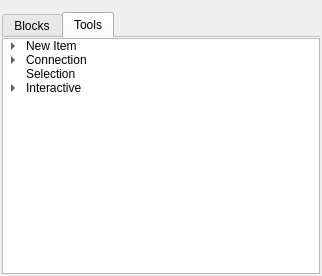
Old version of the form src/gui/selector.ui in the repository Martian-Technologies/Logic-Graph-Creator.
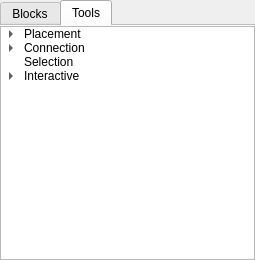
New version of the form.

Diff of the .ui file:
```diff
--- a/src/gui/selector.ui
+++ b/src/gui/selector.ui
@@ -1,44 +1,24 @@
 <?xml version="1.0" encoding="UTF-8"?>
 <ui version="4.0">
  <class>Selector</class>
- <widget class="QWidget" name="Selector">
+ <widget class="QDockWidget" name="Selector">
   <property name="geometry">
    <rect>
     <x>0</x>
     <y>0</y>
-    <width>322</width>
-    <height>276</height>
+    <width>255</width>
+    <height>260</height>
    </rect>
   </property>
   <property name="windowTitle">
-   <string>Form</string>
+   <string>Selector</string>
   </property>
+  <widget class="QWidget" name="selectorContents">
   <layout class="QVBoxLayout" name="verticalLayout">
    <property name="spacing">
-    <number>10</number>
+     <number>0</number>
    </property>
    <property name="leftMargin">
-    <number>2</number>
-   </property>
-   <property name="topMargin">
-    <number>2</number>
-   </property>
-   <property name="rightMargin">
-    <number>2</number>
-   </property>
-   <property name="bottomMargin">
-    <number>2</number>
-   </property>
-   <item>
-    <widget class="QWidget" name="widget" native="true">
-     <property name="maximumSize">
-      <size>
-       <width>16777215</width>
-       <height>30</height>
-      </size>
-     </property>
-     <layout class="QHBoxLayout" name="horizontalLayout">
-      <property name="leftMargin">
        <number>0</number>
       </property>
       <property name="topMargin">
@@ -50,9 +30,6 @@
       <property name="bottomMargin">
        <number>0</number>
       </property>
-     </layout>
-    </widget>
-   </item>
    <item>
     <widget class="QTabWidget" name="SelectorTabs">
      <property name="autoFillBackground">
@@ -197,7 +174,7 @@
          </column>
          <item>
           <property name="text">
-           <string>New Item</string>
+            <string>Placement</string>
           </property>
           <item>
            <property name="text">
@@ -252,6 +229,7 @@
     </widget>
    </item>
   </layout>
+  </widget>
  </widget>
  <resources/>
  <connections/>
```
Lines whose indentation alone changed are shown as unchanged.
